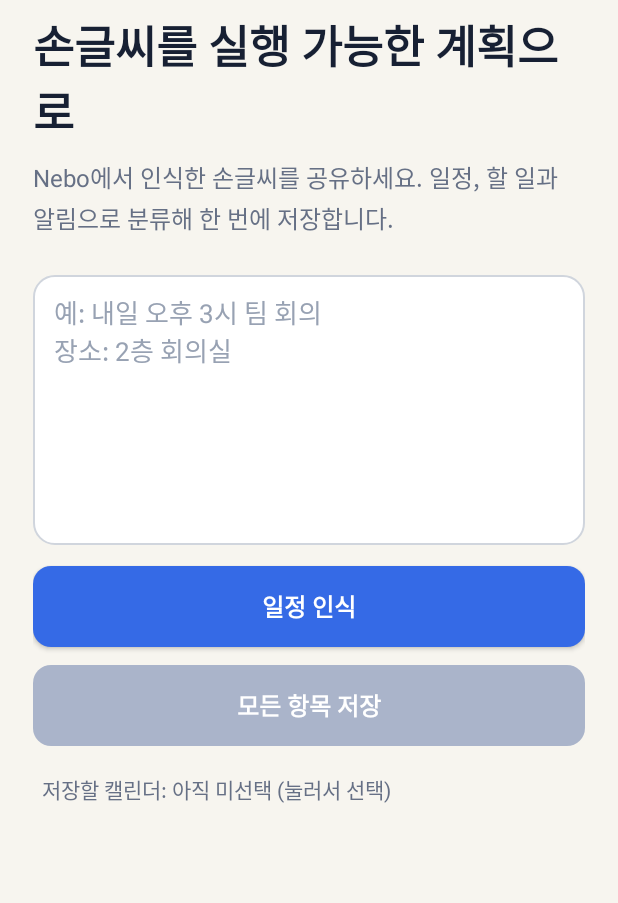
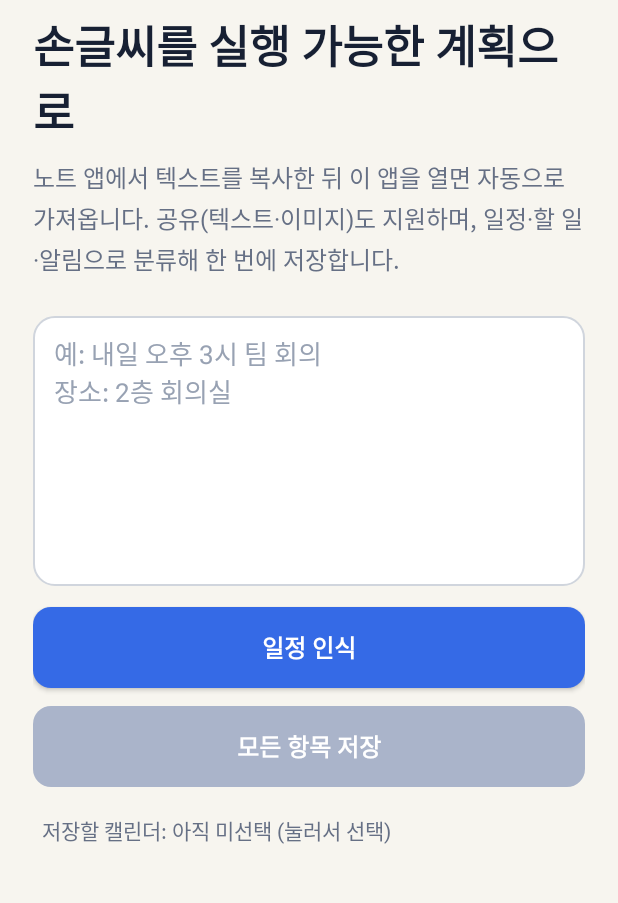
Before and after one commit to terrysf-web/nebo-companion, an Android app: the screen it shows after launch (MainActivity), on a phone screen of 412 x 824 dp, the part 70-973 px from its top. Run offline under Robolectric (Android 15) with nearby library versions, the phone set to English and light mode, and no system bars; libraries missing offline, so code that uses them is left out: com.google.mlkit.vision.

Commit message:
v1.5.1 — 복사한 텍스트 자동 가져오기
- 노트 앱에서 텍스트를 복사한 뒤 앱을 열면 클립보드 내용을 자동으로
  붙여넣고 바로 인식 — 공유 목록에 앱이 안 떠도 사용 가능
- 입력창이 비어 있을 때만 동작하고, 같은 내용은 한 번만 가져옴

Co-Authored-By: Claude Fable 5 <noreply@anthropic.com>
Claude-Session: https://claude.ai/code/session_01HzSaPfT5R9y4m1PiaHQW6N

```diff
--- a/app/build.gradle.kts
+++ b/app/build.gradle.kts
@@ -11,8 +11,8 @@ android {
         applicationId = "com.terry.nebocompanion"
         minSdk = 26
         targetSdk = 35
-        versionCode = 6
-        versionName = "1.5.0"
+        versionCode = 7
+        versionName = "1.5.1"
 
         testInstrumentationRunner = "androidx.test.runner.AndroidJUnitRunner"
     }
--- a/app/src/main/res/values/strings.xml
+++ b/app/src/main/res/values/strings.xml
@@ -1,7 +1,7 @@
 <resources>
     <string name="app_name">Nebo Companion</string>
     <string name="headline">손글씨를 실행 가능한 계획으로</string>
-    <string name="description">Nebo에서 인식한 손글씨를 공유하세요. 일정, 할 일과 알림으로 분류해 한 번에 저장합니다.</string>
+    <string name="description">노트 앱에서 텍스트를 복사한 뒤 이 앱을 열면 자동으로 가져옵니다. 공유(텍스트·이미지)도 지원하며, 일정·할 일·알림으로 분류해 한 번에 저장합니다.</string>
     <string name="note_hint">예: 내일 오후 3시 팀 회의\n장소: 2층 회의실</string>
     <string name="analyze">일정 인식</string>
     <string name="add_calendar">모든 항목 저장</string>
@@ -19,4 +19,5 @@
     <string name="calendar_target">저장 위치: %1$s (눌러서 변경)</string>
     <string name="calendar_target_unset">저장할 캘린더: 아직 미선택 (눌러서 선택)</string>
     <string name="calendar_fallback">캘린더 앱이 열립니다. 저장 버튼을 눌러 완료해주세요.</string>
+    <string name="clipboard_imported">복사한 텍스트를 자동으로 가져왔습니다.</string>
 </resources>
```
Also changed, not shown: app/src/main/java/com/terry/nebocompanion/MainActivity.kt (+14 -0 lines).
